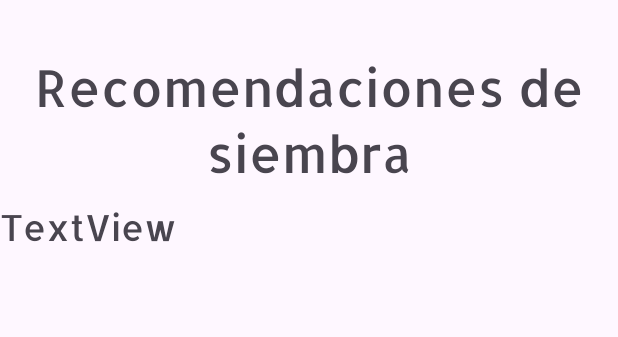
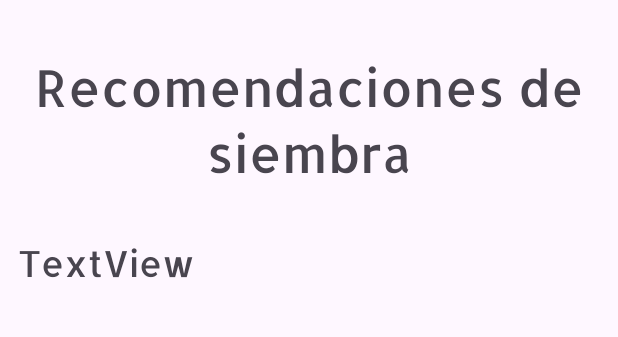
Before and after one commit to Nataliapaaz/seedplanner, an Android app: the fragment InfoRecomendacion placed in its activity, on a phone screen of 412 x 824 dp, the part 96-433 px from its top. Run offline under Robolectric (Android 15) with nearby library versions, the phone set to English and light mode, and no system bars; our stand-ins replace Firebase (no records; nobody signed in at launch, a user with empty details on screens opened directly).

```diff
--- a/app/src/main/res/layout/fragment_info_recomendacion.xml
+++ b/app/src/main/res/layout/fragment_info_recomendacion.xml
@@ -21,6 +21,9 @@
         android:id="@+id/recomendaciones"
         android:layout_width="match_parent"
         android:layout_height="wrap_content"
+        android:layout_marginStart="12dp"
+        android:layout_marginTop="24dp"
+        android:layout_marginEnd="12dp"
         android:fontFamily="@font/allerta"
         android:text="TextView"
         android:textSize="24sp" />
```
